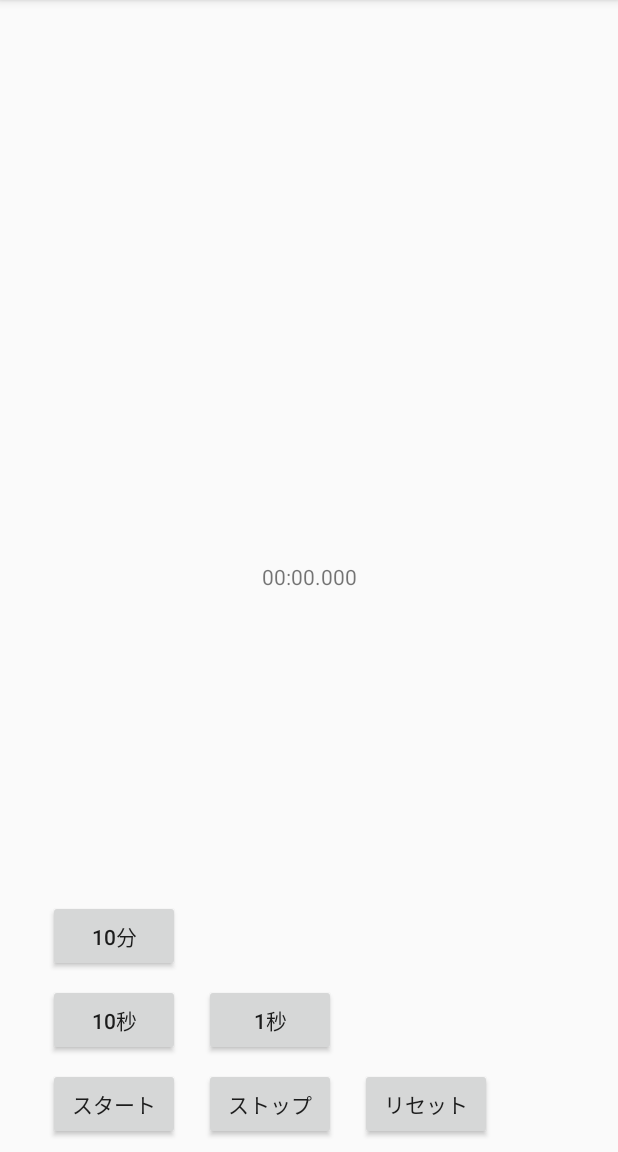
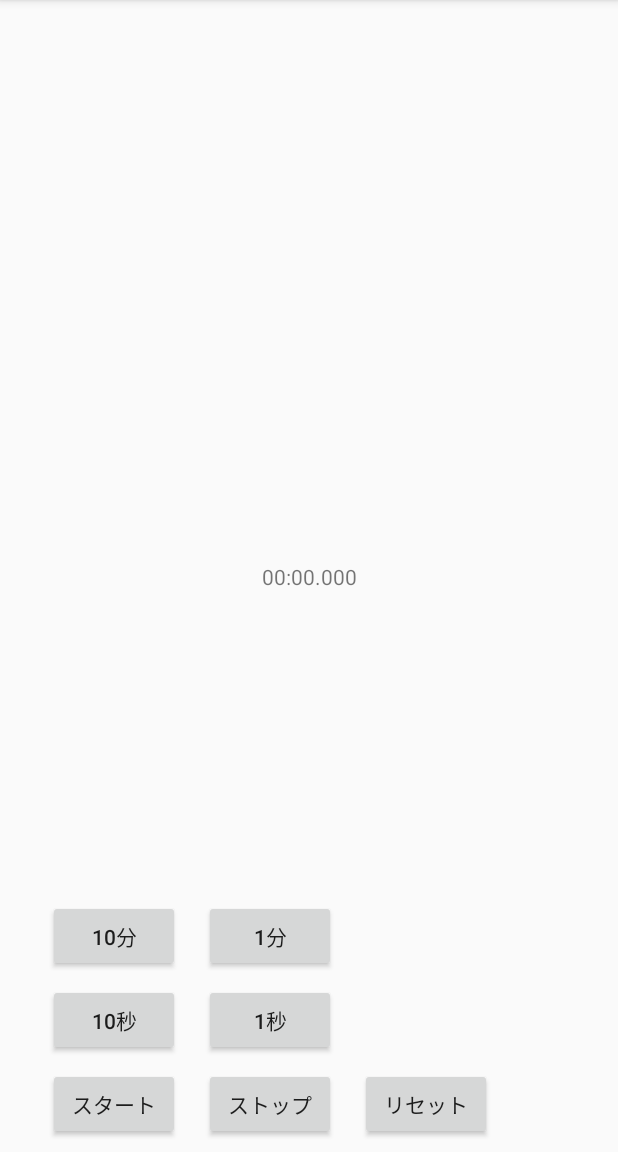
Before and after one commit to t-mochizuki/android-kitchen-timer, an Android app: the screen it shows after launch (MainActivity), on a phone screen of 412 x 824 dp, the part 84-1236 px from its top. Run offline under Robolectric (Android 15) with nearby library versions, the phone set to English and light mode, and no system bars.

Commit message:
1分ボタンを追加

```diff
--- a/app/src/main/java/com/example/kitchentimer/MainActivity.java
+++ b/app/src/main/java/com/example/kitchentimer/MainActivity.java
@@ -70,4 +70,11 @@ public class MainActivity extends AppCompatActivity {
             timerView.setText(_dataFormat.format(_millisInFuture));
         }
     }
+
+    public void onOneMinute(View view) {
+        if (_start == false) {
+            _millisInFuture += 1 * 60 * 1000;
+            timerView.setText(_dataFormat.format(_millisInFuture));
+        }
+    }
 }
--- a/app/src/main/res/layout/activity_main.xml
+++ b/app/src/main/res/layout/activity_main.xml
@@ -83,4 +83,15 @@
         app:layout_constraintBottom_toTopOf="@+id/tenSeconds"
         app:layout_constraintStart_toStartOf="parent" />
 
+    <Button
+        android:id="@+id/oneMinute"
+        android:layout_width="wrap_content"
+        android:layout_height="wrap_content"
+        android:layout_marginBottom="8dp"
+        android:layout_marginStart="16dp"
+        android:onClick="onOneMinute"
+        android:text="@string/oneMinute"
+        app:layout_constraintBottom_toTopOf="@+id/oneSecond"
+        app:layout_constraintStart_toEndOf="@+id/tenMinutes" />
+
 </android.support.constraint.ConstraintLayout>
--- a/app/src/main/res/values/strings.xml
+++ b/app/src/main/res/values/strings.xml
@@ -7,4 +7,5 @@
     <string name="oneSecond">1秒</string>
     <string name="resetButton">リセット</string>
     <string name="tenMinutes">10分</string>
+    <string name="oneMinute">1分</string>
 </resources>
```
